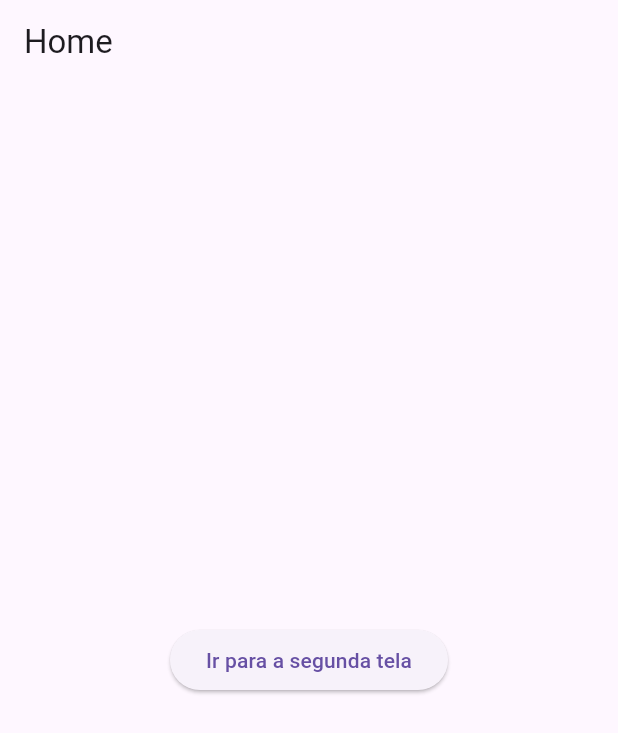
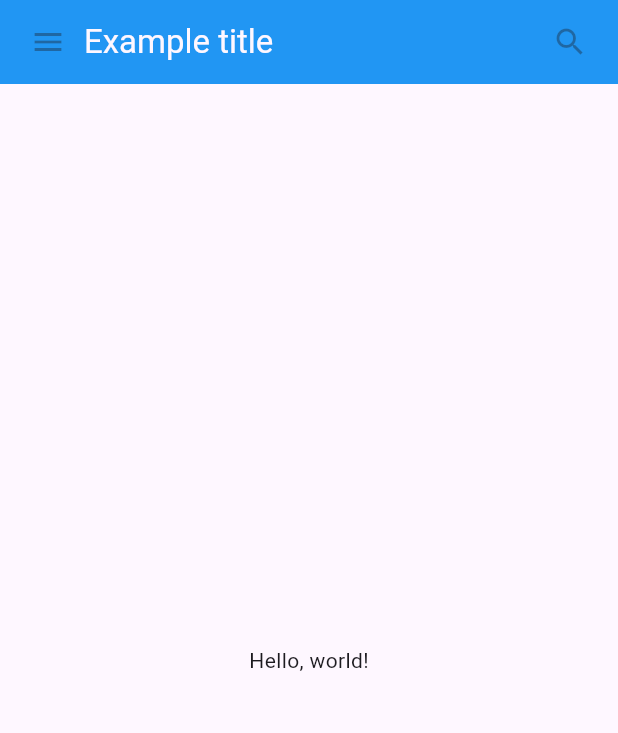
Before and after one commit to Peretta/habitos, a Flutter app: the screen it shows after launch, on a phone screen of 412 x 824 dp. Shown: the top 733 px of the screen. Run offline on Flutter 3.47's test engine with Material 3 defaults, Android fonts, the light colour scheme and no system bars.

Commit message:
Entendendo Widget

```diff
--- a/habitos/lib/main.dart
+++ b/habitos/lib/main.dart
@@ -1,17 +1,72 @@
-import 'package:flutter/material.dart';  // contém os widgets básicos seguindo o estilo Material Design (botões, textos, layouts etc.
-import 'pages/home_page.dart';
+import 'package:flutter/material.dart';
 
-void main() {
-  runApp(const MyApp()); // runApp() é a função que inicia a aplicação Flutter, recebendo um widget raiz como argumento
-}
+class MyAppBar extends StatelessWidget {
+  const MyAppBar({required this.title, super.key});
 
-class MyApp extends StatelessWidget { // StatelessWidget é um widget sem estado mutável – ou seja, sua interface não depende de variáveis que mudam ao longo do tempo
-  const MyApp({super.key});
+  // Fields in a Widget subclass are always marked "final".
+
+  final Widget title;
 
   @override
-  Widget build(BuildContext context) { // Construtor da classe HomePage, que aceita uma chave opcional
-    return const MaterialApp( // o método obrigatório build(BuildContext). Todo widget no Flutter define sua interface no build()
-      home: HomePage(), // Define a HomePage como a tela inicial do aplicativo
+  Widget build(BuildContext context) {
+    return Container(
+      height: 56, // in logical pixels
+      padding: const EdgeInsets.symmetric(horizontal: 8),
+      decoration: BoxDecoration(color: Colors.blue[500]),
+      // Row is a horizontal, linear layout.
+      child: Row(
+        children: [
+          const IconButton(
+            icon: Icon(Icons.menu),
+            tooltip: 'Navigation menu',
+            onPressed: null, // null disables the button
+          ),
+          // Expanded expands its child
+          // to fill the available space.
+          Expanded(child: title),
+          const IconButton(
+            icon: Icon(Icons.search),
+            tooltip: 'Search',
+            onPressed: null,
+          ),
+        ],
+      ),
     );
   }
 }
+
+class MyScaffold extends StatelessWidget {
+  const MyScaffold({super.key});
+
+  @override
+  Widget build(BuildContext context) {
+    // Material is a conceptual piece
+    // of paper on which the UI appears.
+    return Material(
+      // Column is a vertical, linear layout.
+      child: Column(
+        children: [
+          MyAppBar(
+            title: Text(
+              'Example title',
+              style:
+                  Theme.of(context) //
+                      .primaryTextTheme
+                      .titleLarge,
+            ),
+          ),
+          const Expanded(child: Center(child: Text('Hello, world!'))),
+        ],
+      ),
+    );
+  }
+}
+
+void main() {
+  runApp(
+    const MaterialApp(
+      title: 'My app', // used by the OS task switcher
+      home: SafeArea(child: MyScaffold()),
+    ),
+  );
+}
```
Also changed, not shown: habitos/lib/pages/login_page.dart (added, +20 -0 lines), 1 other file.
